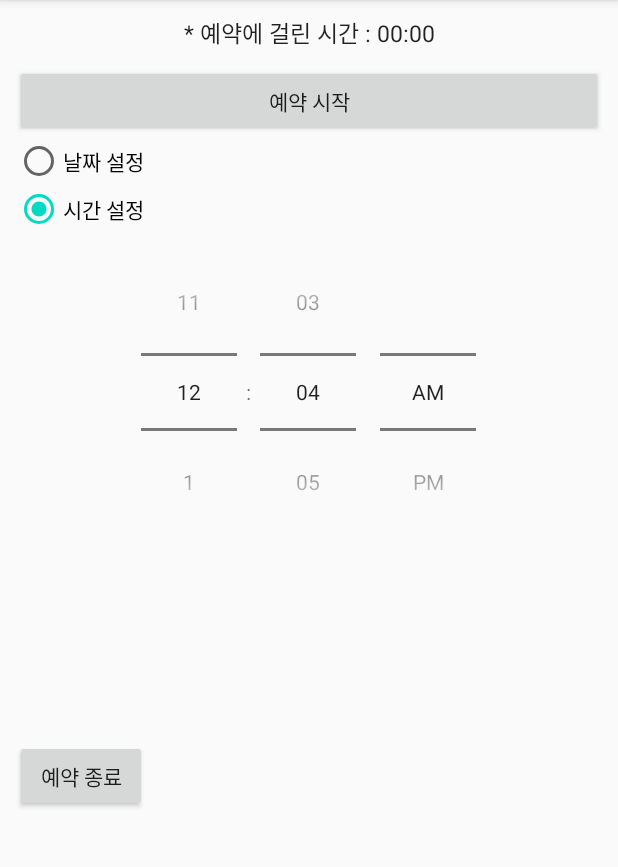
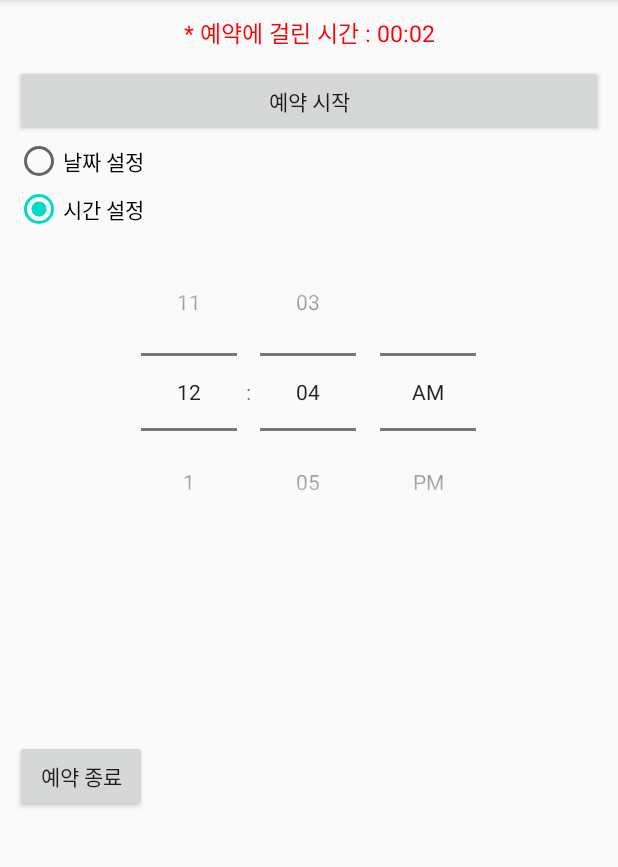
Before and after one commit to Anastacia-HS/MirimHighLevelWidget, an Android app: the screen it shows after launch (MainActivity), after a tap on "시간 설정", on a phone screen of 412 x 824 dp, the part 84-951 px from its top. Run offline under Robolectric (Android 15) with nearby library versions, the phone set to English and light mode, and no system bars; 1 statement that could not run was skipped; 1 other tap on this screen came first.

```diff
--- a/app/src/main/java/kr/hs/e_mirim/s2019s04/mirimhighlevelwidget/MainActivity.java
+++ b/app/src/main/java/kr/hs/e_mirim/s2019s04/mirimhighlevelwidget/MainActivity.java
@@ -1,17 +1,25 @@
 package kr.hs.e_mirim.s2019s04.mirimhighlevelwidget;
 
+import androidx.annotation.NonNull;
 import androidx.appcompat.app.AppCompatActivity;
 
+import android.graphics.Color;
 import android.os.Bundle;
+import android.os.SystemClock;
 import android.view.View;
+import android.widget.Button;
 import android.widget.CalendarView;
+import android.widget.Chronometer;
 import android.widget.RadioButton;
+import android.widget.TextView;
 import android.widget.TimePicker;
 
 public class MainActivity extends AppCompatActivity {
     RadioButton radioDate, radioTime;
-    CalendarView calender1;
+    CalendarView calendar1;
     TimePicker timePick;
+    Chronometer chrono;
+    TextView textResult;
 
     @Override
     protected void onCreate(Bundle savedInstanceState) {
@@ -24,8 +32,18 @@ public class MainActivity extends AppCompatActivity {
         radioDate.setOnClickListener(radioListener);
         radioTime.setOnClickListener(radioListener);
 
-        calender1 = findViewById(R.id.calendar1);
+        calendar1 = findViewById(R.id.calendar1);
         timePick = findViewById(R.id.time_pick);
+
+        chrono = findViewById(R.id.chrono1);
+        textResult = findViewById(R.id.text_result);
+        Button btnStart = findViewById(R.id.btn_start);
+        Button btnStop = findViewById(R.id.btn_stop);
+
+        btnStart.setOnClickListener(btnListener);
+        btnStop.setOnClickListener(btnListener);
+
+        calendar1.setOnDateChangeListener(calendarListener);
     }
 
     View.OnClickListener radioListener = new View.OnClickListener() {
@@ -33,15 +51,42 @@ public class MainActivity extends AppCompatActivity {
         public void onClick(View v) {
             switch(v.getId()) {
                 case R.id.radio_date:
-                    calender1.setVisibility(View.VISIBLE);
+                    calendar1.setVisibility(View.VISIBLE);
                     timePick.setVisibility(View.INVISIBLE);
                     break;
 
                 case R.id.radio_time:
                     timePick.setVisibility(View.VISIBLE);
-                    calender1.setVisibility(View.INVISIBLE);
+                    calendar1.setVisibility(View.INVISIBLE);
                     break;
             }
         }
     };
+
+    View.OnClickListener btnListener = new View.OnClickListener() {
+        @Override
+        public void onClick(View v) {
+            switch(v.getId()) {
+                case R.id.btn_start:
+                    chrono.setBase(SystemClock.elapsedRealtime());
+                    chrono.start();
+                    chrono.setTextColor(Color.RED);
+                    break;
+                case R.id.btn_stop:
+                    chrono.stop();
+                    chrono.setTextColor(Color.BLUE);
+                    textResult.setText(dateStr + timePick.getCurrentHour() + "시 " + timePick.getCurrentMinute() + "분");
+                    break;
+            }
+        }
+    };
+
+    String dateStr = "";
+
+    CalendarView.OnDateChangeListener calendarListener = new CalendarView.OnDateChangeListener() {
+        @Override
+        public void onSelectedDayChange(@NonNull CalendarView view, int year, int month, int dayOfMonth) {
+            dateStr = year + "년 " + (month + 1) + "월 " + dayOfMonth + "일 ";
+        }
+    };
 }
```
